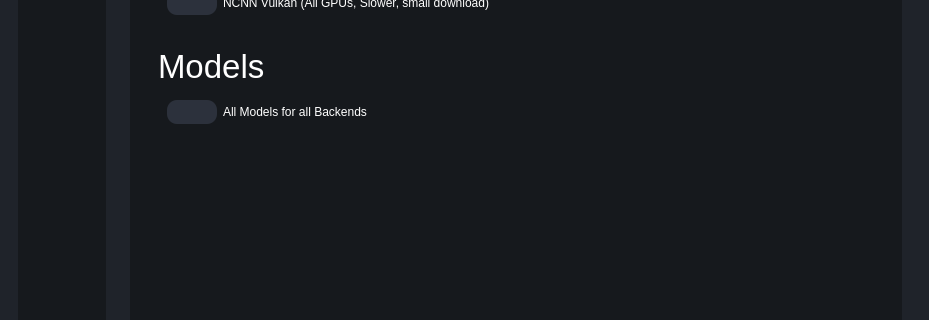
Before: the Qt Designer form testRVEInterface.ui in TNTwise/REAL-Video-Enhancer, drawn with Qt 5; both pictures show x 0 to 929 and y 261 to 581 of the 929 by 750 pixel window.
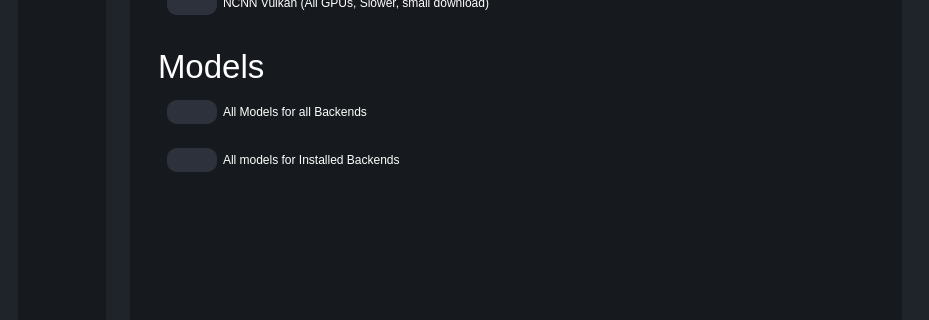
After: the same form once the commit is applied. The open tabs and pages were chosen to show the change. Icons and pictures are not drawn.

Commit message: more options for model downloading

What changed in the file:
```diff
--- a/testRVEInterface.ui
+++ b/testRVEInterface.ui
@@ -1536,6 +1536,48 @@
                    </layout>
                   </widget>
                  </item>
+                 <item>
+                  <widget class="QWidget" name="pytorchBackendInstallerContainer_6" native="true">
+                   <layout class="QHBoxLayout" name="horizontalLayout_23">
+                    <item>
+                     <widget class="QPushButton" name="downloadSomeModelsBasedOnInstalledBackendbtn">
+                      <property name="sizePolicy">
+                       <sizepolicy hsizetype="Minimum" vsizetype="Minimum">
+                        <horstretch>0</horstretch>
+                        <verstretch>0</verstretch>
+                       </sizepolicy>
+                      </property>
+                      <property name="maximumSize">
+                       <size>
+                        <width>50</width>
+                        <height>16777215</height>
+                       </size>
+                      </property>
+                      <property name="text">
+                       <string/>
+                      </property>
+                      <property name="icon">
+                       <iconset resource="resources.qrc">
+                        <normaloff>:/icons/icons/download.svg</normaloff>:/icons/icons/download.svg</iconset>
+                      </property>
+                      <property name="iconSize">
+                       <size>
+                        <width>30</width>
+                        <height>30</height>
+                       </size>
+                      </property>
+                     </widget>
+                    </item>
+                    <item>
+                     <widget class="QLabel" name="label_27">
+                      <property name="text">
+                       <string>All models for Installed Backends</string>
+                      </property>
+                     </widget>
+                    </item>
+                   </layout>
+                  </widget>
+                 </item>
                 </layout>
                </widget>
               </item>
```
The commit also changes 3 other files.
